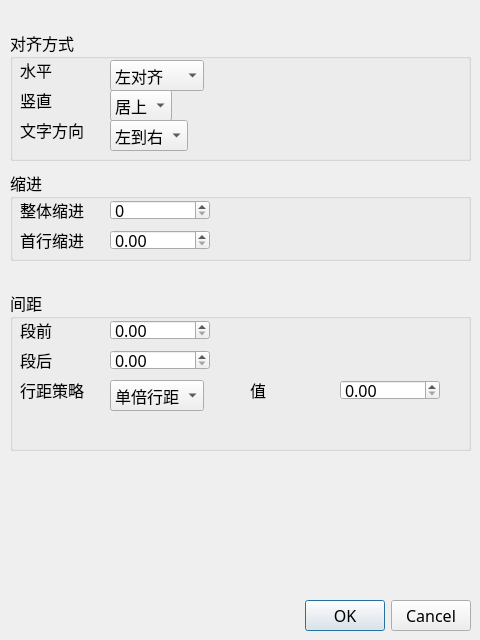
First picture: the form in ofdEditor/model/Widget/ParagraphFormatDialog.ui, repository mcoder2014/ofdEditor, before the edit.
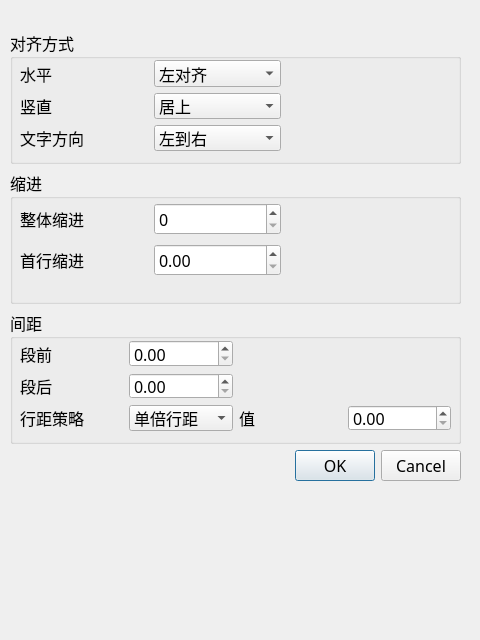
Second picture: the form after the edit.

The edit to the form file:
```diff
--- a/ofdEditor/model/Widget/ParagraphFormatDialog.ui
+++ b/ofdEditor/model/Widget/ParagraphFormatDialog.ui
@@ -22,56 +22,40 @@
   <property name="modal">
    <bool>false</bool>
   </property>
-  <widget class="QDialogButtonBox" name="buttonBox">
+  <widget class="QWidget" name="">
    <property name="geometry">
     <rect>
      <x>10</x>
-     <y>600</y>
-     <width>461</width>
-     <height>32</height>
+     <y>30</y>
+     <width>451</width>
+     <height>451</height>
     </rect>
    </property>
-   <property name="orientation">
-    <enum>Qt::Horizontal</enum>
-   </property>
-   <property name="standardButtons">
-    <set>QDialogButtonBox::Cancel|QDialogButtonBox::Ok</set>
-   </property>
-  </widget>
+   <layout class="QVBoxLayout" name="verticalLayout">
+    <item>
   <widget class="QGroupBox" name="groupNormal">
-   <property name="geometry">
-    <rect>
-     <x>10</x>
-     <y>30</y>
-     <width>461</width>
-     <height>131</height>
-    </rect>
-   </property>
    <property name="title">
     <string>对齐方式</string>
    </property>
+      <widget class="QWidget" name="">
+       <property name="geometry">
+        <rect>
+         <x>10</x>
+         <y>30</y>
+         <width>261</width>
+         <height>91</height>
+        </rect>
+       </property>
+       <layout class="QGridLayout" name="gridLayout_2">
+        <item row="0" column="0">
    <widget class="QLabel" name="label">
-    <property name="geometry">
-     <rect>
-      <x>10</x>
-      <y>30</y>
-      <width>70</width>
-      <height>20</height>
-     </rect>
-    </property>
     <property name="text">
      <string>水平</string>
     </property>
    </widget>
+        </item>
+        <item row="0" column="1">
    <widget class="QComboBox" name="comboHAlignment">
-    <property name="geometry">
-     <rect>
-      <x>100</x>
-      <y>30</y>
-      <width>93</width>
-      <height>24</height>
-     </rect>
-    </property>
     <property name="currentIndex">
      <number>0</number>
     </property>
@@ -99,28 +83,16 @@
      </property>
     </item>
    </widget>
+        </item>
+        <item row="1" column="0">
    <widget class="QLabel" name="label_12">
-    <property name="geometry">
-     <rect>
-      <x>10</x>
-      <y>60</y>
-      <width>70</width>
-      <height>20</height>
-     </rect>
-    </property>
     <property name="text">
      <string>竖直</string>
     </property>
    </widget>
+        </item>
+        <item row="1" column="1">
    <widget class="QComboBox" name="comboVAlignment">
-    <property name="geometry">
-     <rect>
-      <x>100</x>
-      <y>60</y>
-      <width>61</width>
-      <height>24</height>
-     </rect>
-    </property>
     <property name="sizeAdjustPolicy">
      <enum>QComboBox::AdjustToContents</enum>
     </property>
@@ -140,28 +112,16 @@
      </property>
     </item>
    </widget>
+        </item>
+        <item row="2" column="0">
    <widget class="QLabel" name="label_13">
-    <property name="geometry">
-     <rect>
-      <x>10</x>
-      <y>90</y>
-      <width>70</width>
-      <height>20</height>
-     </rect>
-    </property>
     <property name="text">
      <string>文字方向</string>
     </property>
    </widget>
+        </item>
+        <item row="2" column="1">
    <widget class="QComboBox" name="comboTextDirection">
-    <property name="geometry">
-     <rect>
-      <x>100</x>
-      <y>90</y>
-      <width>77</width>
-      <height>24</height>
-     </rect>
-    </property>
     <property name="sizeAdjustPolicy">
      <enum>QComboBox::AdjustToContents</enum>
     </property>
@@ -176,171 +136,110 @@
      </property>
     </item>
    </widget>
-  </widget>
+        </item>
+       </layout>
+      </widget>
+     </widget>
+    </item>
+    <item>
   <widget class="QGroupBox" name="groupIndent">
-   <property name="geometry">
-    <rect>
-     <x>10</x>
-     <y>170</y>
-     <width>461</width>
-     <height>91</height>
-    </rect>
-   </property>
    <property name="title">
     <string>缩进</string>
    </property>
+      <widget class="QWidget" name="">
+       <property name="geometry">
+        <rect>
+         <x>10</x>
+         <y>30</y>
+         <width>261</width>
+         <height>81</height>
+        </rect>
+       </property>
+       <layout class="QGridLayout" name="gridLayout">
+        <item row="0" column="0">
    <widget class="QLabel" name="label_2">
-    <property name="geometry">
-     <rect>
-      <x>10</x>
-      <y>30</y>
-      <width>70</width>
-      <height>20</height>
-     </rect>
-    </property>
     <property name="text">
      <string>整体缩进</string>
     </property>
    </widget>
+        </item>
+        <item row="0" column="1">
    <widget class="QSpinBox" name="paraIndent">
-    <property name="geometry">
-     <rect>
-      <x>100</x>
-      <y>30</y>
-      <width>100</width>
-      <height>20</height>
-     </rect>
-    </property>
     <property name="maximum">
      <number>10000</number>
     </property>
    </widget>
-   <widget class="QDoubleSpinBox" name="doubleFirstIndent">
-    <property name="geometry">
-     <rect>
-      <x>100</x>
-      <y>60</y>
-      <width>100</width>
-      <height>20</height>
-     </rect>
-    </property>
-    <property name="maximum">
-     <double>10000.000000000000000</double>
-    </property>
-   </widget>
+        </item>
+        <item row="1" column="0">
    <widget class="QLabel" name="label_3">
-    <property name="geometry">
-     <rect>
-      <x>10</x>
-      <y>60</y>
-      <width>70</width>
-      <height>20</height>
-     </rect>
-    </property>
     <property name="text">
      <string>首行缩进</string>
     </property>
    </widget>
-  </widget>
+        </item>
+        <item row="1" column="1">
+         <widget class="QDoubleSpinBox" name="doubleFirstIndent">
+          <property name="maximum">
+           <double>10000.000000000000000</double>
+          </property>
+         </widget>
+        </item>
+       </layout>
+      </widget>
+     </widget>
+    </item>
+    <item>
   <widget class="QGroupBox" name="groupSpacing">
-   <property name="geometry">
-    <rect>
-     <x>10</x>
-     <y>290</y>
-     <width>461</width>
-     <height>161</height>
-    </rect>
-   </property>
    <property name="title">
     <string>间距</string>
    </property>
-   <widget class="QDoubleSpinBox" name="doubleAfter">
-    <property name="geometry">
-     <rect>
-      <x>100</x>
-      <y>60</y>
-      <width>100</width>
-      <height>20</height>
-     </rect>
-    </property>
-    <property name="maximum">
-     <double>10000.000000000000000</double>
-    </property>
-   </widget>
-   <widget class="QLabel" name="label_4">
+      <widget class="QWidget" name="">
     <property name="geometry">
      <rect>
       <x>10</x>
-      <y>60</y>
-      <width>70</width>
-      <height>20</height>
-     </rect>
-    </property>
-    <property name="text">
-     <string>段后</string>
-    </property>
-   </widget>
-   <widget class="QDoubleSpinBox" name="doubleBefor">
-    <property name="geometry">
-     <rect>
-      <x>100</x>
       <y>30</y>
-      <width>100</width>
-      <height>20</height>
-     </rect>
-    </property>
-    <property name="maximum">
-     <double>10000.000000000000000</double>
-    </property>
-   </widget>
+         <width>431</width>
+         <height>91</height>
+        </rect>
+       </property>
+       <layout class="QGridLayout" name="gridLayout_3">
+        <item row="0" column="0">
    <widget class="QLabel" name="label_5">
-    <property name="geometry">
-     <rect>
-      <x>10</x>
-      <y>30</y>
-      <width>70</width>
-      <height>20</height>
-     </rect>
-    </property>
     <property name="text">
      <string>段前</string>
     </property>
    </widget>
-   <widget class="QDoubleSpinBox" name="doubleLineHight">
-    <property name="geometry">
-     <rect>
-      <x>330</x>
-      <y>90</y>
-      <width>100</width>
-      <height>20</height>
-     </rect>
-    </property>
+        </item>
+        <item row="0" column="1">
+         <widget class="QDoubleSpinBox" name="doubleBefor">
     <property name="maximum">
      <double>10000.000000000000000</double>
     </property>
    </widget>
-   <widget class="QLabel" name="label_7">
-    <property name="geometry">
-     <rect>
-      <x>240</x>
-      <y>90</y>
-      <width>70</width>
-      <height>20</height>
-     </rect>
-    </property>
+        </item>
+        <item row="1" column="0">
+         <widget class="QLabel" name="label_4">
+          <property name="text">
+           <string>段后</string>
+          </property>
+         </widget>
+        </item>
+        <item row="1" column="1">
+         <widget class="QDoubleSpinBox" name="doubleAfter">
+          <property name="maximum">
+           <double>10000.000000000000000</double>
+          </property>
+         </widget>
+        </item>
+        <item row="2" column="0">
+         <widget class="QLabel" name="label_6">
     <property name="text">
-     <string>值</string>
-    </property>
-   </widget>
+           <string>行距策略</string>
+          </property>
+         </widget>
+        </item>
+        <item row="2" column="1">
    <widget class="QComboBox" name="comboLineHeight">
-    <property name="geometry">
-     <rect>
-      <x>100</x>
-      <y>90</y>
-      <width>93</width>
-      <height>24</height>
-     </rect>
-    </property>
     <property name="sizeAdjustPolicy">
      <enum>QComboBox::AdjustToContents</enum>
     </property>
@@ -365,19 +264,36 @@
      </property>
     </item>
    </widget>
-   <widget class="QLabel" name="label_6">
-    <property name="geometry">
-     <rect>
-      <x>10</x>
-      <y>90</y>
-      <width>70</width>
-      <height>20</height>
-     </rect>
-    </property>
+        </item>
+        <item row="2" column="2">
+         <widget class="QLabel" name="label_7">
     <property name="text">
-     <string>行距策略</string>
-    </property>
-   </widget>
+           <string>值</string>
+          </property>
+         </widget>
+        </item>
+        <item row="2" column="3">
+         <widget class="QDoubleSpinBox" name="doubleLineHight">
+          <property name="maximum">
+           <double>10000.000000000000000</double>
+          </property>
+         </widget>
+        </item>
+       </layout>
+      </widget>
+     </widget>
+    </item>
+    <item>
+     <widget class="QDialogButtonBox" name="buttonBox">
+      <property name="orientation">
+       <enum>Qt::Horizontal</enum>
+      </property>
+      <property name="standardButtons">
+       <set>QDialogButtonBox::Cancel|QDialogButtonBox::Ok</set>
+      </property>
+     </widget>
+    </item>
+   </layout>
   </widget>
  </widget>
  <resources/>
```
Lines whose indentation alone changed are shown as unchanged.
